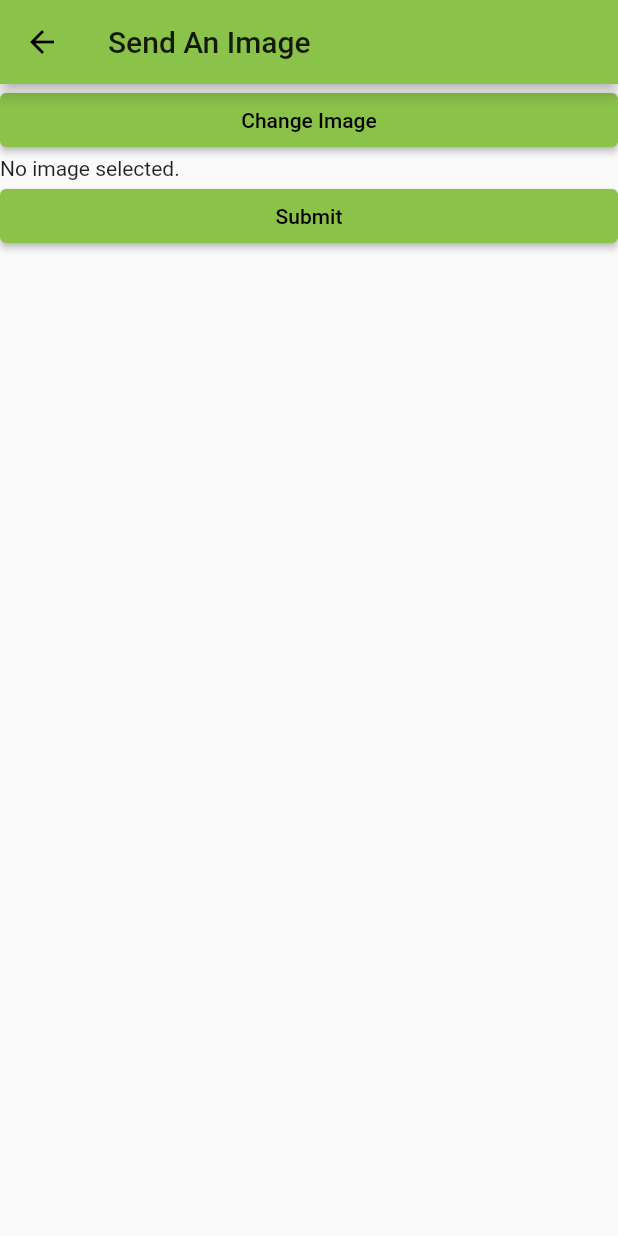
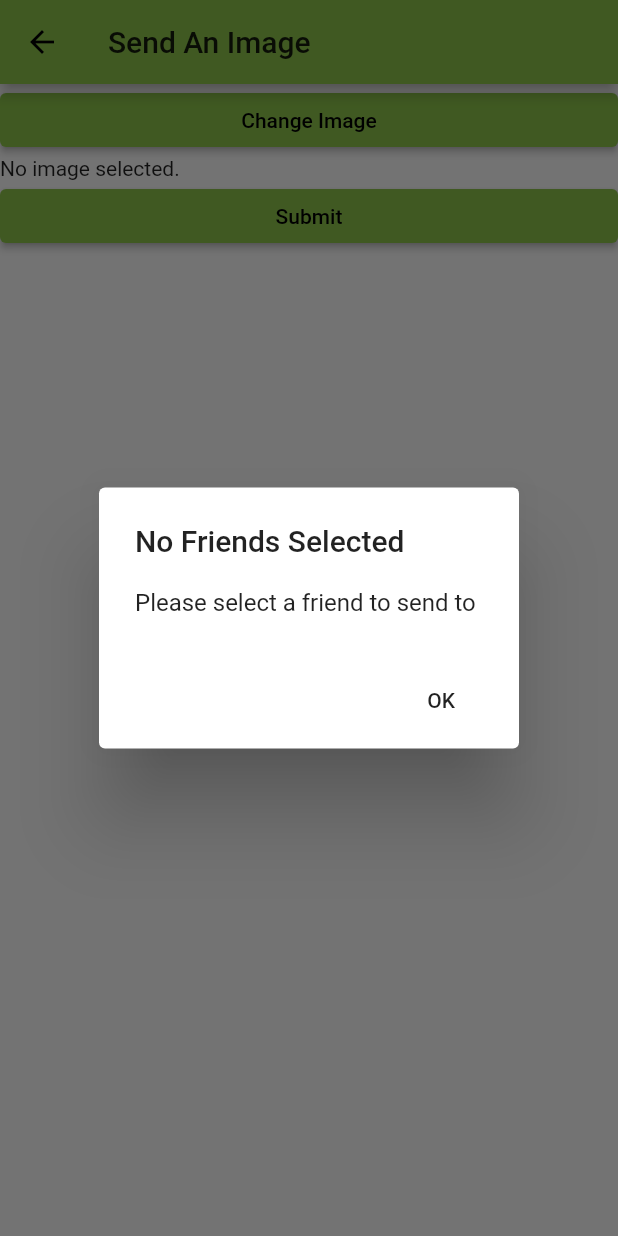
Before and after one commit to ericpinter/image_sharing, a Flutter app: the SendTab screen opened directly with empty values, after a tap on "Submit", on a phone screen of 412 x 824 dp. Run offline on Flutter 3.47's test engine with Material 2 defaults, Android fonts, the phone set to English and light mode, and no system bars; our stand-ins replace image_picker; generated files the repository leaves out were written again.

Commit message:
Added "no friends selected" alert

```diff
--- a/lib/send.dart
+++ b/lib/send.dart
@@ -103,11 +103,27 @@ class _SendTabState extends State<SendTab> {
                       print(_image.path);
                       log.sendImage(selected, _image);
                       Navigator.pop(context);
-                    } else {
-                      //TODO tell user to select somebody
-                    }
+                    } else return noSelectionAlert(context);
                   },
                   child: Text("Submit"))
             ])));
   }
+
+  Widget noSelectionAlert(BuildContext context) {
+    Widget button = FlatButton(
+      child: Text("OK"),
+      onPressed: () => Navigator.of(context).pop(),
+    );
+
+    showDialog (
+      context: context,
+      builder: (BuildContext context) {
+        return AlertDialog(
+          title: Text("No Friends Selected"),
+          content: Text("Please select a friend to send to"),
+          actions: [button],
+        );
+      },
+    );
+  }
 }
```
